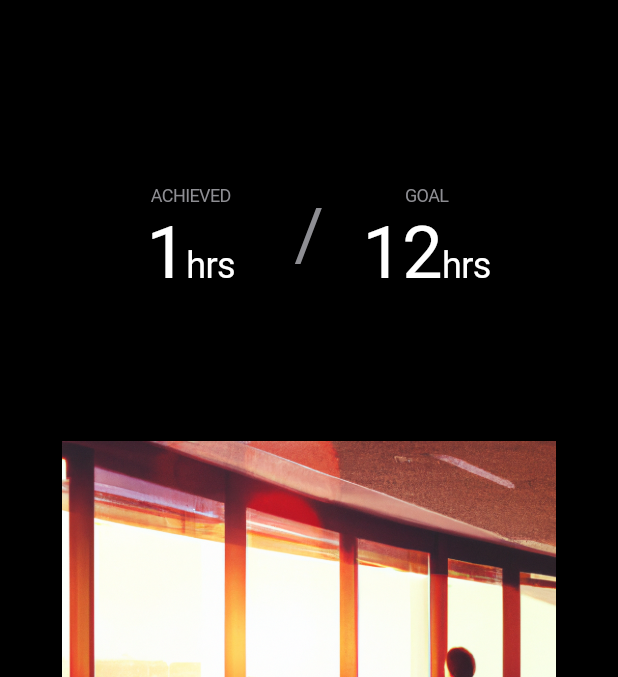
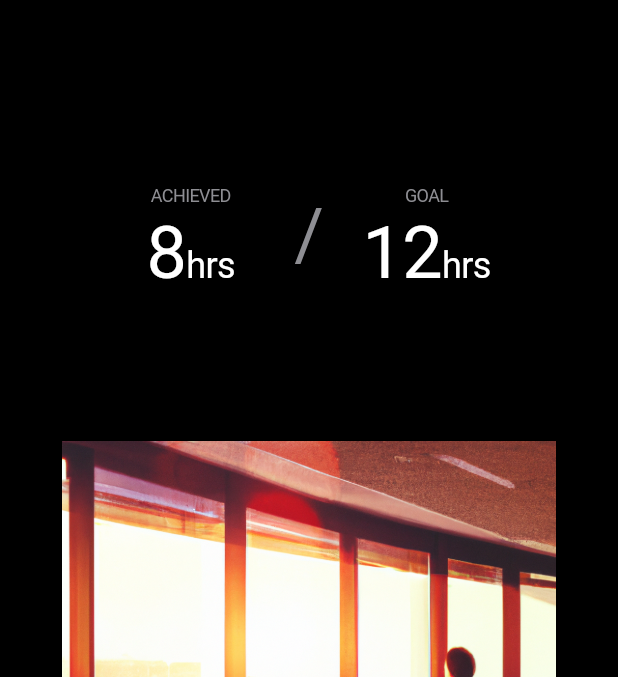
Before and after one commit to KaloyanDDraganov/Stand_Up_Assist, a Flutter app: the screen it shows after launch, on a phone screen of 412 x 824 dp, the part 53-730 px from its top. Run offline on Flutter 3.47's test engine with Material 2 defaults, Android fonts, the light colour scheme and no system bars; our stand-ins replace flutter_blue.

Commit message:
Small refactoring.

```diff
--- a/lib/application/StandUpCounter.dart
+++ b/lib/application/StandUpCounter.dart
@@ -1,23 +1,21 @@
 import 'dart:async';
 
-import 'package:stand_up_assist/widgets/GoalAccomplishedAlert.dart';
 import 'package:stand_up_assist/widgets/states/HomePageState.dart';
-
 import '../widgets/NudgerAlert.dart';
 
 class StandUpCounter {
   late HomePageState _homePageState;
 
-  int _acc_y_baseline = 0;
-  final double ALPHA = 0.125;
-  final double STAND_UP_THRESHOLD = 0.8;
-  int _total_stand_ups = 0;
-  bool _stand_up_this_hour = false;
+  var _acc_y_baseline = 0;
+  final ALPHA = 0.125;
+  final STAND_UP_THRESHOLD = 0.8;
+  var _total_stand_ups = 0;
+  var _stand_up_this_hour = false;
 
   DateTime currentDate = DateTime.now();
 
   void setState(HomePageState state) {
-    this._homePageState = state;
+    _homePageState = state;
   }
 
   void handleUpdate(int acc_x, int acc_y, int acc_z) {
@@ -68,12 +66,7 @@ class StandUpCounter {
   void testIncr() {
     _total_stand_ups++;
     _homePageState.updateStandUpHours(_total_stand_ups);
-    new Timer(Duration(seconds: 10), testIncr);
-
-    if (_total_stand_ups == 2) {
-      new GoalAccomplishedAlert().showAlertDialog(_homePageState.context);
-      new NudgerAlert().showAlertDialog(_homePageState.context);
-    }
+    new Timer(Duration(seconds: 1), testIncr);
   }
 
   void _scheduleNextDay() {
@@ -97,6 +90,7 @@ class StandUpCounter {
 
   void _handleNewDay() {
     _total_stand_ups = 0;
+    _stand_up_this_hour = false;
     new Timer(Duration(days: 1), _handleNewDay);
   }
 }
--- a/lib/widgets/states/HomePageState.dart
+++ b/lib/widgets/states/HomePageState.dart
@@ -1,16 +1,17 @@
 import 'package:flutter/cupertino.dart';
 import '../HomePage.dart';
+import '../GoalAccomplishedAlert.dart';
 import '../../application/BluetoothHandler.dart';
 import '../../application/StandUpCounter.dart';
 
 class HomePageState extends State<HomePage> {
-  BluetoothHandler _bleHandler = new BluetoothHandler();
+  final BluetoothHandler _bleHandler = BluetoothHandler();
   String _bleConnectionStatus = "Disconnected";
-  StandUpCounter _standUpCounter = new StandUpCounter();
+  final StandUpCounter _standUpCounter = StandUpCounter();
   bool init = false;
 
   int _standUpHours = 0;
-  int _goalStandUpHours = 12;
+  final int _goalStandUpHours = 12;
 
   void updateConnectionStatus(bool isConnected) {
     setState(() {
@@ -21,6 +22,10 @@ class HomePageState extends State<HomePage> {
   void updateStandUpHours(int hours) {
     setState(() {
       _standUpHours = hours;
+
+      if (_standUpHours == _goalStandUpHours) {
+        GoalAccomplishedAlert().showAlertDialog(context);
+      }
     });
   }
 
@@ -82,8 +87,8 @@ class HomePageState extends State<HomePage> {
                                   children: [
                                     Text(
                                       '$_standUpHours',
-                                      style:
-                                          TextStyle(height: 1, fontSize: 48.0),
+                                      style: const TextStyle(
+                                          height: 1, fontSize: 48.0),
                                     ),
                                     const Text(
                                       'hrs',
@@ -136,7 +141,8 @@ class HomePageState extends State<HomePage> {
                                 children: [
                                   Text(
                                     '$_goalStandUpHours',
-                                    style: TextStyle(height: 1, fontSize: 48.0),
+                                    style: const TextStyle(
+                                        height: 1, fontSize: 48.0),
                                   ),
                                   const Text(
                                     'hrs',
@@ -159,7 +165,7 @@ class HomePageState extends State<HomePage> {
             Expanded(
               flex: 1,
               child: Padding(
-                padding: EdgeInsets.only(bottom: 60),
+                padding: const EdgeInsets.only(bottom: 60),
                 child: Column(
                   mainAxisAlignment: MainAxisAlignment.end,
                   children: [
@@ -171,7 +177,7 @@ class HomePageState extends State<HomePage> {
                                 height: 1,
                                 fontSize: 12.0,
                                 color: CupertinoColors.systemGrey)),
-                        Text('$_bleConnectionStatus'.toUpperCase(),
+                        Text(_bleConnectionStatus.toUpperCase(),
                             style: const TextStyle(
                                 height: 1,
                                 fontSize: 12.0,
```
